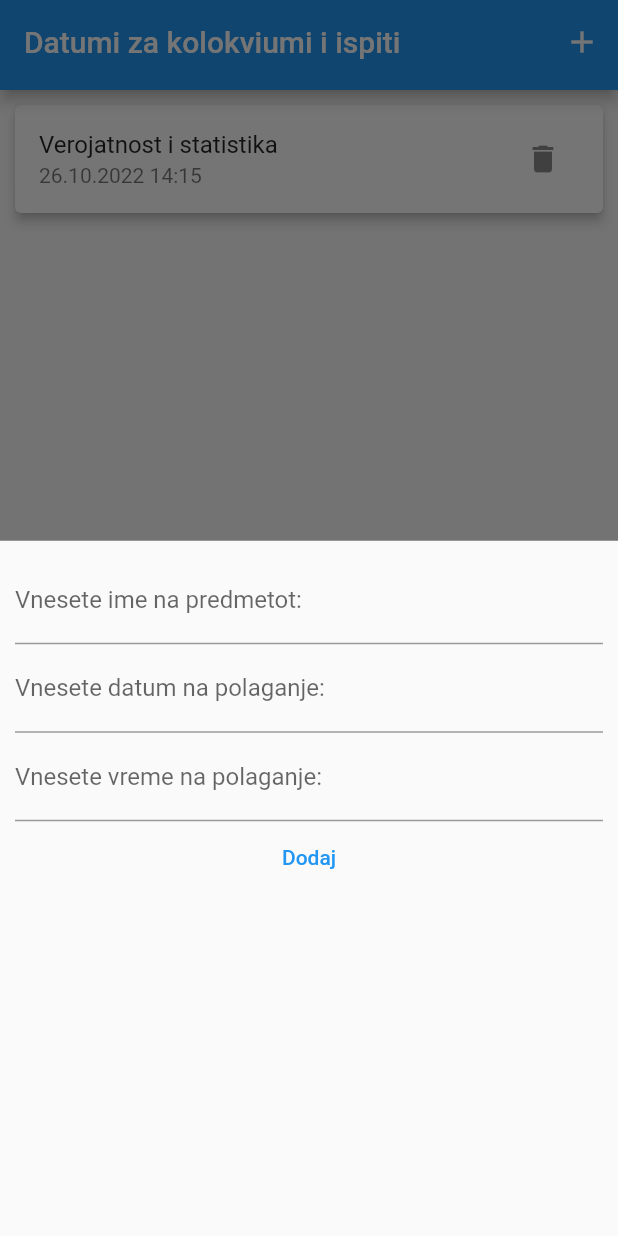
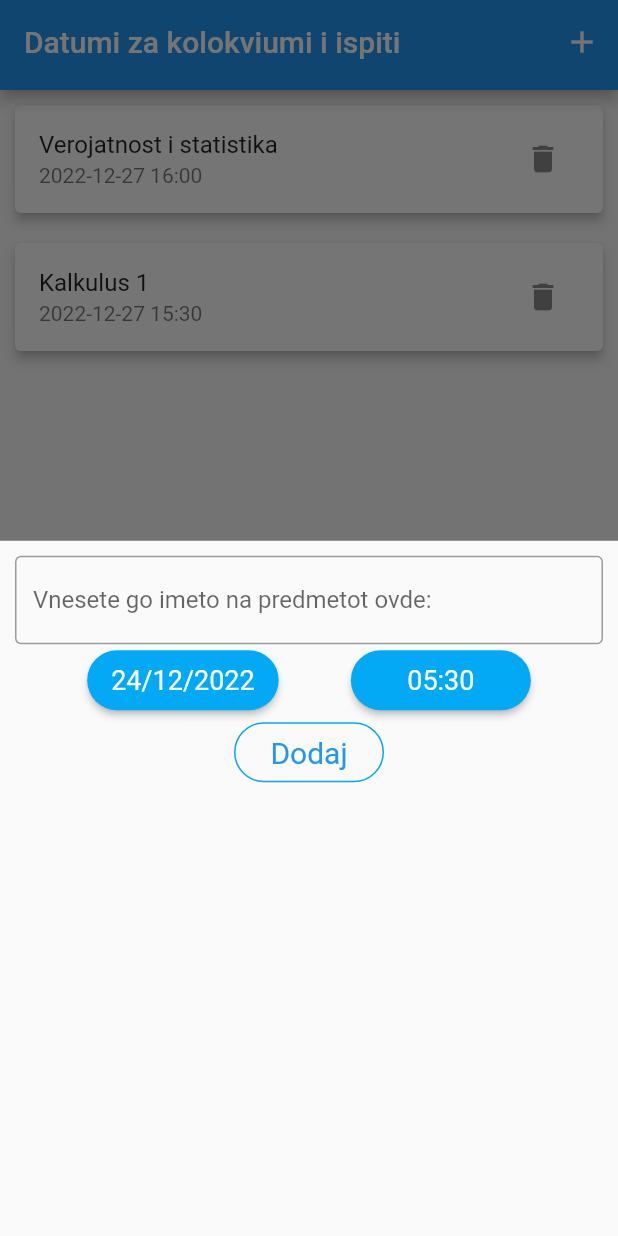
Before and after one commit to jordanovvvv/MIS_Lab3, a Flutter app: the screen it shows after launch, after a tap on the "delete" icon, after a tap on the "add" icon, on a phone screen of 412 x 824 dp. Run offline on Flutter 3.47's test engine with Material 2 defaults, Android fonts, the phone set to English and light mode, and no system bars; our stand-ins replace nanoid.

Commit message:
Third commit

```diff
--- a/lib/main.dart
+++ b/lib/main.dart
@@ -37,8 +37,9 @@ class MyHomePage extends StatefulWidget {
 class _MyHomePageState extends State<MyHomePage> {
 
   List<ListItem> _userItems = [
-    ListItem(id: "T1", naslov: "Algoritmi i podatocni strukturi", datum: "25.10.2022", vreme: "14:15"),
-    ListItem(id: "T2", naslov: "Verojatnost i statistika", datum: "26.10.2022", vreme: "14:15"),
+    ListItem(id: "T1", naslov: "Algoritmi i podatocni strukturi", datum: "2022-12-25", vreme: "14:15"),
+    ListItem(id: "T2", naslov: "Verojatnost i statistika", datum: "2022-12-27", vreme: "16:00"),
+    ListItem(id: "T3", naslov: "Kalkulus 1", datum: "2022-12-27", vreme: "15:30")
   ];
 
   void _addItemFunction(BuildContext ct) {
@@ -66,7 +67,7 @@ class _MyHomePageState extends State<MyHomePage> {
   Widget _createBody() {
     return Center(
       child: _userItems.isEmpty
-          ? Text("No elements")
+          ? Text("Nema elementi")
           : ListView.builder(
         itemBuilder: (ctx, index) {
           return Card(
--- a/lib/widgets/adaptive_flat_button.dart
+++ b/lib/widgets/adaptive_flat_button.dart
@@ -18,6 +18,26 @@ class AdaptiveFlatButton extends StatelessWidget {
         : TextButton(
       child: Text(text),
       onPressed: handler,
+      style: ButtonStyle(
+        textStyle: MaterialStateProperty.all(
+          const TextStyle(fontSize: 20),
+        ),
+        minimumSize: MaterialStateProperty.all(
+            const Size(100, 40)
+        ),
+        side: MaterialStateProperty.all(
+          const BorderSide(
+            color: Colors.lightBlue,
+            width: 1,
+          ),
+        ),
+        shape: MaterialStateProperty.all(
+            RoundedRectangleBorder(
+                borderRadius: BorderRadius.circular(30)
+            )
+        ),
+
+      ),
     );
   }
 
--- a/lib/widgets/nov_element.dart
+++ b/lib/widgets/nov_element.dart
@@ -1,9 +1,5 @@
 import 'package:flutter/material.dart';
 import 'package:nanoid/nanoid.dart';
-
-
-
-
 import '../model/list_item.dart';
 import 'adaptive_flat_button.dart';
 
@@ -17,8 +13,6 @@ class NovElement extends StatefulWidget {
 
 class _NovElementState extends State<NovElement> {
   final _naslovController = TextEditingController();
-  final _datumController = TextEditingController();
-  final _vremeController = TextEditingController();
 
   late String naslov;
   late String datum;
@@ -29,8 +23,8 @@ class _NovElementState extends State<NovElement> {
       return;
     }
     final vnesenNaslov = _naslovController.text;
-    final vnesenDatum = _datumController.text;
-    final vnesenoVreme = _vremeController.text;
+    final vnesenDatum = dateTime.toString().substring(0, 10);
+    final vnesenoVreme = dateTime.toString().substring(10, 16);
 
     if (vnesenNaslov.isEmpty || vnesenDatum .isEmpty || vnesenoVreme.isEmpty) {
       return;
@@ -40,10 +34,12 @@ class _NovElementState extends State<NovElement> {
     widget.addItem(newItem);
     Navigator.of(context).pop();
   }
-
+  DateTime dateTime = DateTime(2022, 12, 24, 5, 30);
 
   @override
   Widget build(BuildContext context) {
+    final hours = dateTime.hour.toString().padLeft(2, '0');
+    final minutes = dateTime.minute.toString().padLeft(2, '0');
     return Container(
 
       padding: EdgeInsets.all(10),
@@ -51,23 +47,96 @@ class _NovElementState extends State<NovElement> {
         children: [
           TextField(
             controller: _naslovController,
-              decoration: InputDecoration(labelText: "Vnesete ime na predmetot:"),
+            decoration: const InputDecoration(
+                border: OutlineInputBorder(),
+                labelText: "Vnesete go imeto na predmetot ovde: "
+            ),
             onSubmitted: (_) => _submitData(),
+          ),
+          Row(
+            mainAxisAlignment: MainAxisAlignment.spaceEvenly,
+            children: [
+              ElevatedButton(
+                  style: ButtonStyle(minimumSize: MaterialStateProperty.all(
+                      const Size(120, 40)
+                  ),
+                    shape: MaterialStateProperty.all(
+                        RoundedRectangleBorder(
+                            borderRadius: BorderRadius.circular(30)
+                        )
+                    ),
+                    backgroundColor: MaterialStateProperty.all(
+                        Colors.lightBlue
+                    ),
+                    textStyle: MaterialStateProperty.all(
+                      const TextStyle(fontSize: 18),
+                    ),
+
 
                   ),
-            TextField(
-              controller: _datumController,
-              decoration: InputDecoration(labelText: "Vnesete datum na polaganje:"),
-              onSubmitted: (_) => _submitData(),
+                  onPressed: () async {
+                    final date = await pickDate();
+                    if(date == null) return;
+
+                    setState(() {
+                      dateTime = date;
+                    });
+                  },
+                  child: Text('${dateTime.day}/${dateTime.month}/${dateTime.year}')
               ),
-            TextField(
-              controller: _vremeController,
-              decoration: InputDecoration(labelText: "Vnesete vreme na polaganje:"),
-              onSubmitted: (_) => _submitData(),
+              ElevatedButton(
+                  style: ButtonStyle(minimumSize: MaterialStateProperty.all(
+                      const Size(120, 40)
                   ),
+                    shape: MaterialStateProperty.all(
+                        RoundedRectangleBorder(
+                            borderRadius: BorderRadius.circular(30)
+                        )
+                    ),
+                    backgroundColor: MaterialStateProperty.all(
+                        Colors.lightBlue
+                    ),
+                    textStyle: MaterialStateProperty.all(
+                      const TextStyle(fontSize: 18),
+                    ),
+
+                  ),
+                  onPressed: () async {
+                    final time = await pickTime();
+                    if(time == null) return;
+
+                    final newDateTime = DateTime(
+                        dateTime.year,
+                        dateTime.month,
+                        dateTime.day,
+                        time.hour,
+                        time.minute
+                    );
+                    setState(() {
+                      dateTime = newDateTime;
+                    });
+                  },
+                  child: Text('$hours:$minutes')
+
+              ),
+            ],
+          ),
+
           AdaptiveFlatButton("Dodaj", _submitData)
         ],
       ),
     );
   }
+  Future<DateTime?> pickDate() => showDatePicker(
+      context: context,
+      initialDate: dateTime,
+      firstDate: DateTime(1900),
+      lastDate: DateTime(2100)
+  );
+  Future<TimeOfDay?> pickTime() => showTimePicker(
+      context: context,
+      initialTime: TimeOfDay(hour: dateTime.hour, minute: dateTime.minute)
+  );
+
+
 }
```
Lines whose indentation alone changed are shown as unchanged.
